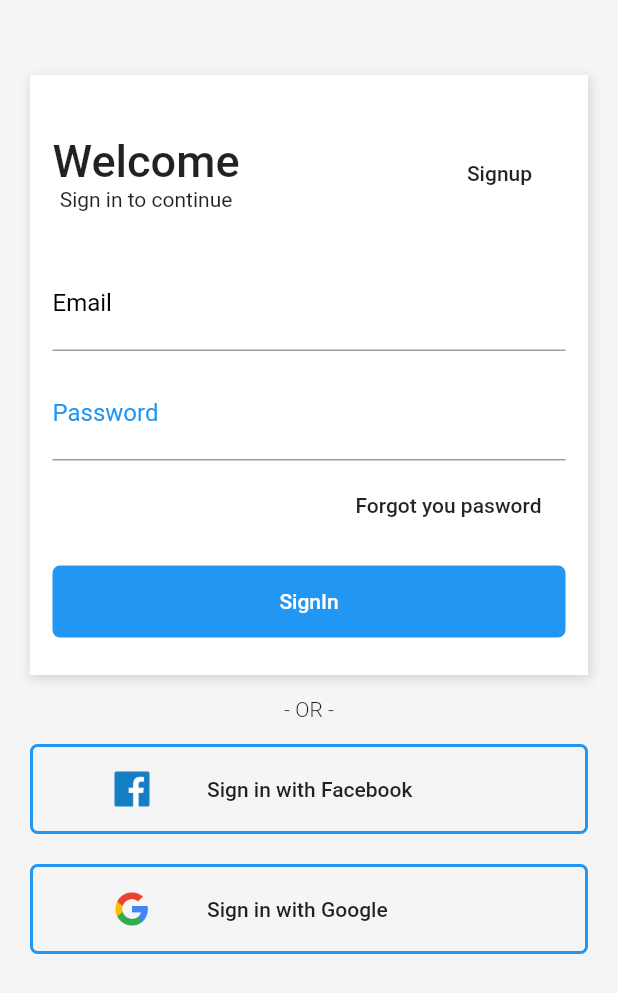
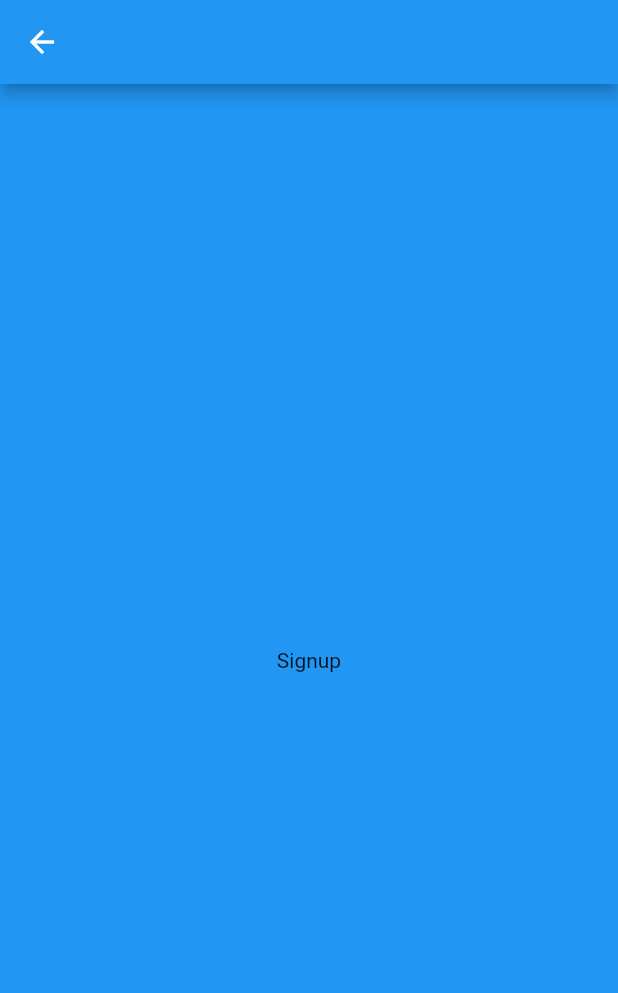
Before and after one commit to pedrosales/shopping, a Flutter app: the screen it shows after launch, after a tap on "Signup", on a phone screen of 412 x 824 dp. Shown: the top 993 px of the screen. Run offline on Flutter 3.47's test engine with Material 2 defaults, Android fonts, the phone set to English and light mode, and no system bars.

Commit message:
signup page

```diff
--- a/lib/pages/login.page.dart
+++ b/lib/pages/login.page.dart
@@ -1,4 +1,5 @@
 import 'package:flutter/material.dart';
+import 'package:shopping/pages/signup.page.dart';
 
 class LoginPage extends StatelessWidget {
   @override
@@ -49,7 +50,14 @@ class LoginPage extends StatelessWidget {
                           ),
                           FlatButton(
                             child: Text("Signup"),
-                            onPressed: () {},
+                            onPressed: () {
+                              Navigator.push(
+                                context,
+                                MaterialPageRoute(
+                                  builder: (context) => SignupPage(),
+                                ),
+                              );
+                            },
                           ),
                         ],
                       ),
--- /dev/null
+++ b/lib/pages/signup.page.dart
@@ -0,0 +1,14 @@
+import 'package:flutter/material.dart';
+
+class SignupPage extends StatelessWidget {
+  @override
+  Widget build(BuildContext context) {
+    return Scaffold(
+        appBar: AppBar(),
+        body: Container(
+            color: Colors.blue,
+            child: Center(
+              child: Text("Signup"),
+            )));
+  }
+}
```
